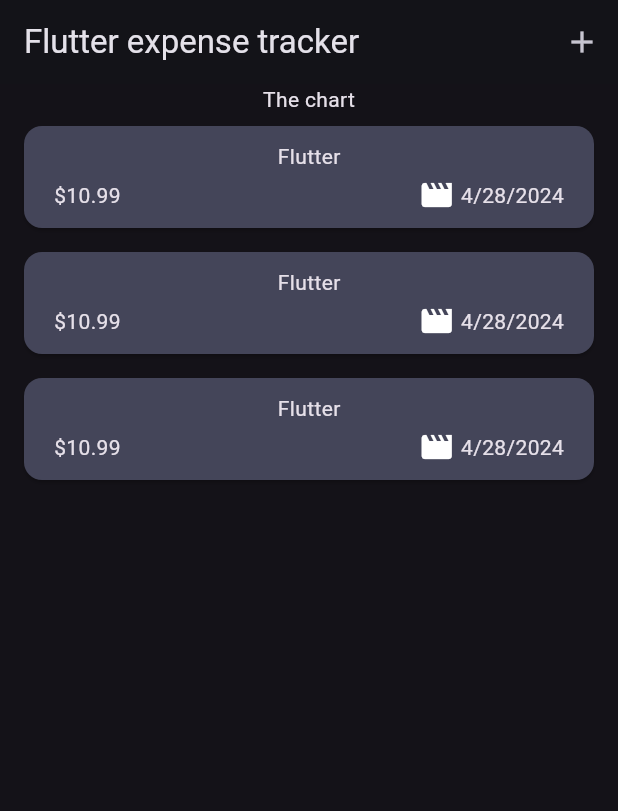
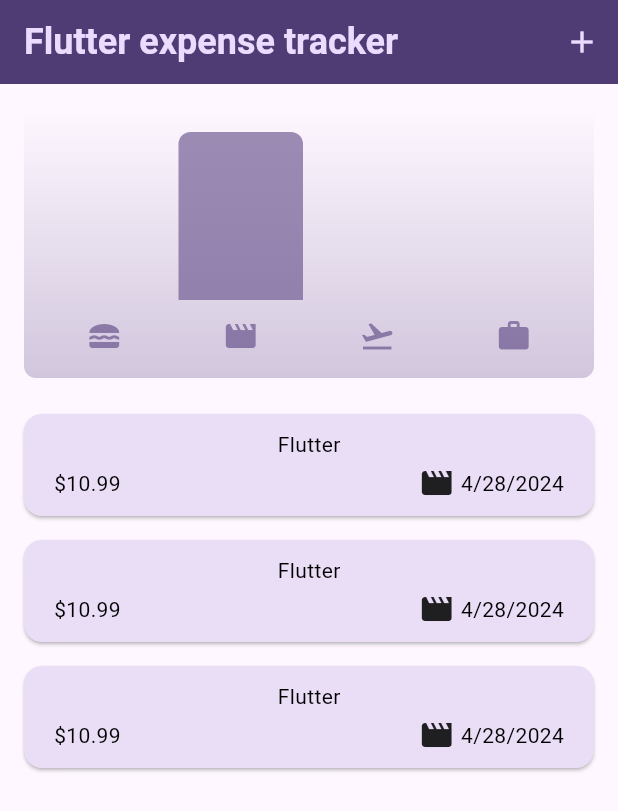
Before and after one commit to Suvisuttikasame/flutter-lab, a Flutter app: the screen it shows after launch, on a phone screen of 412 x 824 dp. Shown: the top 811 px of the screen. Run offline on Flutter 3.47's test engine with Material 3 defaults, Android fonts, the phone set to English and light mode, and no system bars.

Commit message:
- [feat] chart

```diff
--- a/expense_traker/lib/main.dart
+++ b/expense_traker/lib/main.dart
@@ -83,7 +83,7 @@ class MyApp extends StatelessWidget {
             ),
           ),
         ),
-        themeMode: ThemeMode.dark,
+        // themeMode: ThemeMode.dark,
         home: const Expenses());
   }
 }
--- a/expense_traker/lib/model/expense.dart
+++ b/expense_traker/lib/model/expense.dart
@@ -32,3 +32,27 @@ class Expense {
     return formatter.format(date);
   }
 }
+
+class ExpenseBucket {
+  const ExpenseBucket({
+    required this.category,
+    required this.expenses,
+  });
+
+  //alternative constructor function
+  ExpenseBucket.forCategory(List<Expense> allExpense, this.category)
+      : expenses = allExpense
+            .where((expense) => expense.category == category)
+            .toList();
+
+  final Category category;
+  final List<Expense> expenses;
+
+  double get totalExpenses {
+    double sum = 0;
+    for (var expense in expenses) {
+      sum += expense.amount;
+    }
+    return sum;
+  }
+}
--- /dev/null
+++ b/expense_traker/lib/widgets/chart/chart.dart
@@ -0,0 +1,94 @@
+import 'package:expense_traker/model/expense.dart';
+import 'package:expense_traker/widgets/chart/chart_bar.dart';
+import 'package:flutter/material.dart';
+
+class Chart extends StatelessWidget {
+  const Chart({super.key, required this.expenses});
+
+  final List<Expense> expenses;
+
+  List<ExpenseBucket> get buckets {
+    return [
+      ExpenseBucket.forCategory(expenses, Category.food),
+      ExpenseBucket.forCategory(expenses, Category.leisure),
+      ExpenseBucket.forCategory(expenses, Category.travel),
+      ExpenseBucket.forCategory(expenses, Category.work),
+    ];
+  }
+
+  double get maxTotalExpense {
+    double maxTotalExpense = 0;
+
+    for (final bucket in buckets) {
+      if (bucket.totalExpenses > maxTotalExpense) {
+        maxTotalExpense = bucket.totalExpenses;
+      }
+    }
+
+    return maxTotalExpense;
+  }
+
+  @override
+  Widget build(BuildContext context) {
+    final isDarkMode =
+        MediaQuery.of(context).platformBrightness == Brightness.dark;
+    return Container(
+      margin: const EdgeInsets.all(16),
+      padding: const EdgeInsets.symmetric(
+        vertical: 16,
+        horizontal: 8,
+      ),
+      width: double.infinity,
+      height: 180,
+      decoration: BoxDecoration(
+        borderRadius: BorderRadius.circular(8),
+        gradient: LinearGradient(
+          colors: [
+            Theme.of(context).colorScheme.primary.withOpacity(0.3),
+            Theme.of(context).colorScheme.primary.withOpacity(0.0)
+          ],
+          begin: Alignment.bottomCenter,
+          end: Alignment.topCenter,
+        ),
+      ),
+      child: Column(
+        children: [
+          Expanded(
+            child: Row(
+              crossAxisAlignment: CrossAxisAlignment.end,
+              children: [
+                for (final bucket in buckets) // alternative to map()
+                  ChartBar(
+                    fill: bucket.totalExpenses == 0
+                        ? 0
+                        : bucket.totalExpenses / maxTotalExpense,
+                  )
+              ],
+            ),
+          ),
+          const SizedBox(height: 12),
+          Row(
+            children: buckets
+                .map(
+                  (bucket) => Expanded(
+                    child: Padding(
+                      padding: const EdgeInsets.symmetric(horizontal: 4),
+                      child: Icon(
+                        categoryIcons[bucket.category],
+                        color: isDarkMode
+                            ? Theme.of(context).colorScheme.secondary
+                            : Theme.of(context)
+                                .colorScheme
+                                .primary
+                                .withOpacity(0.7),
+                      ),
+                    ),
+                  ),
+                )
+                .toList(),
+          )
+        ],
+      ),
+    );
+  }
+}
--- /dev/null
+++ b/expense_traker/lib/widgets/chart/chart_bar.dart
@@ -0,0 +1,34 @@
+import 'package:flutter/material.dart';
+
+class ChartBar extends StatelessWidget {
+  const ChartBar({
+    super.key,
+    required this.fill,
+  });
+
+  final double fill;
+
+  @override
+  Widget build(BuildContext context) {
+    final isDarkMode =
+        MediaQuery.of(context).platformBrightness == Brightness.dark;
+    return Expanded(
+      child: Padding(
+        padding: const EdgeInsets.symmetric(horizontal: 4),
+        child: FractionallySizedBox(
+          heightFactor: fill,
+          child: DecoratedBox(
+            decoration: BoxDecoration(
+              shape: BoxShape.rectangle,
+              borderRadius:
+                  const BorderRadius.vertical(top: Radius.circular(8)),
+              color: isDarkMode
+                  ? Theme.of(context).colorScheme.secondary
+                  : Theme.of(context).colorScheme.primary.withOpacity(0.65),
+            ),
+          ),
+        ),
+      ),
+    );
+  }
+}
--- a/expense_traker/lib/widgets/expenses.dart
+++ b/expense_traker/lib/widgets/expenses.dart
@@ -1,5 +1,6 @@
 import 'dart:math';
 
+import 'package:expense_traker/widgets/chart/chart.dart';
 import 'package:expense_traker/widgets/expense_list/expenses_list.dart';
 import 'package:expense_traker/model/expense.dart';
 import 'package:expense_traker/widgets/new_expenses.dart';
@@ -91,7 +92,7 @@ class _ExpensesState extends State<Expenses> {
       ),
       body: Column(
         children: [
-          const Text('The chart'),
+          Chart(expenses: _registeredExpense),
           Expanded(
             child: mainContent,
           ),
```
